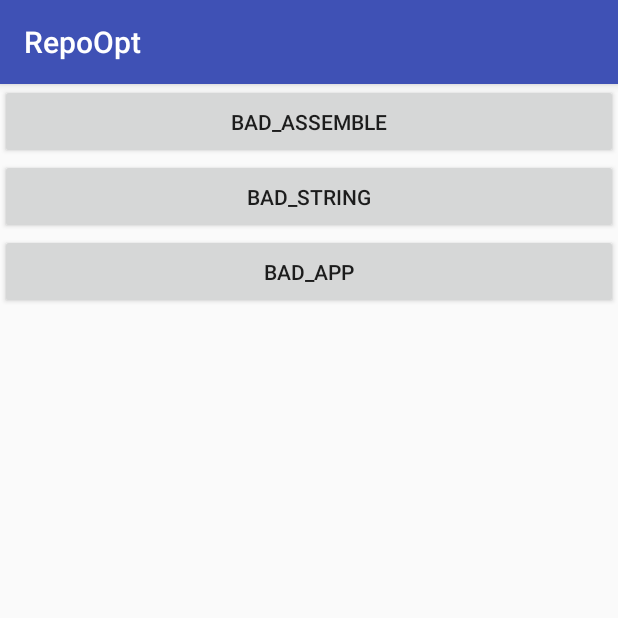
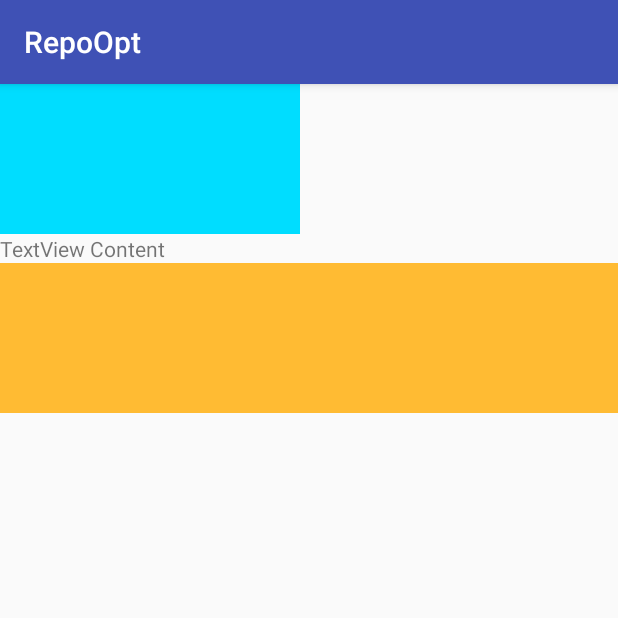
Before and after one commit to imZeJun/RepoOpt, an Android app: the screen it shows after launch (OptActivity), on a phone screen of 412 x 824 dp, the top half of it. Run offline under Robolectric (Android 15) with nearby library versions, the phone set to English and light mode, and no system bars.

Commit message:
[RepoOpt]添加WidthDemoLayout

```diff
--- a/app/src/main/AndroidManifest.xml
+++ b/app/src/main/AndroidManifest.xml
@@ -3,6 +3,7 @@
     package="com.demo.lizejun.repoopt">
 
     <application
+        android:name=".OptApplication"
         android:allowBackup="true"
         android:icon="@mipmap/ic_launcher"
         android:label="@string/app_name"
@@ -12,10 +13,10 @@
         <activity android:name=".OptActivity">
             <intent-filter>
                 <action android:name="android.intent.action.MAIN" />
-
                 <category android:name="android.intent.category.LAUNCHER" />
             </intent-filter>
         </activity>
+        <activity android:name=".RemoteActivity" android:process=":remote"/>
     </application>
 
 </manifest>
--- a/app/src/main/java/com/demo/lizejun/repoopt/OptActivity.java
+++ b/app/src/main/java/com/demo/lizejun/repoopt/OptActivity.java
@@ -14,9 +14,6 @@ import android.view.ViewStub;
 import android.widget.Button;
 import android.widget.TextView;
 
-import static android.R.attr.factor;
-import static android.R.attr.start;
-
 public class OptActivity extends AppCompatActivity {
 
     private ViewStub mViewStub;
@@ -25,8 +22,8 @@ public class OptActivity extends AppCompatActivity {
     @Override
     protected void onCreate(Bundle savedInstanceState) {
         super.onCreate(savedInstanceState);
-        setContentView(R.layout.activity_opt);
-        optUtils();
+        setContentView(R.layout.layout_width_demo);
+        ThreadDemo demo = new ThreadDemo();
     }
 
     private void optUtils() {
@@ -49,6 +46,13 @@ public class OptActivity extends AppCompatActivity {
             @Override
             public void onClick(View v) {
                 OptUtils.startApp(OptActivity.this);
+            }
+        });
+        Button service = (Button) findViewById(R.id.bt_service);
+        service.setOnClickListener(new View.OnClickListener() {
+            @Override
+            public void onClick(View v) {
+                OptUtils.startActivity(OptActivity.this);
             }
         });
     }
--- /dev/null
+++ b/app/src/main/java/com/demo/lizejun/repoopt/OptApplication.java
@@ -0,0 +1,36 @@
+package com.demo.lizejun.repoopt;
+
+import android.app.ActivityManager;
+import android.app.Application;
+import android.content.Context;
+import android.util.Log;
+
+import java.util.List;
+
+public class OptApplication extends Application {
+
+    @Override
+    public void onCreate() {
+        super.onCreate();
+        if (isMainProcess()) {
+            //对主进程的资源进行初始化。
+            Log.d("OptApplication", "isMainProcess=" + true);
+        } else {
+            //对其它进程资源进行初始化。
+            Log.d("OptApplication", "isMainProcess=" + false);
+        }
+    }
+
+    private boolean isMainProcess() {
+        ActivityManager am = ((ActivityManager) getSystemService(Context.ACTIVITY_SERVICE));
+        List<ActivityManager.RunningAppProcessInfo> process = am.getRunningAppProcesses();
+        String mainProcessName = getPackageName();
+        int myPid = android.os.Process.myPid();
+        for (ActivityManager.RunningAppProcessInfo info : process) {
+            if (info.pid == myPid && mainProcessName.equals(info.processName)) {
+                return true;
+            }
+        }
+        return false;
+    }
+}
--- /dev/null
+++ b/app/src/main/java/com/demo/lizejun/repoopt/ThreadDemo.java
@@ -0,0 +1,58 @@
+package com.demo.lizejun.repoopt;
+
+
+import java.util.concurrent.locks.Condition;
+import java.util.concurrent.locks.Lock;
+import java.util.concurrent.locks.ReentrantLock;
+
+public class ThreadDemo {
+
+    private Lock lock = new ReentrantLock();
+    private Condition mCondition1 = lock.newCondition();
+    private Condition mCondition2 = lock.newCondition();
+    private Condition mCondition3 = lock.newCondition();
+    private Condition mCondition4 = lock.newCondition();
+
+    public ThreadDemo() {
+        WriteThread writeThread = new WriteThread(lock, 0, mCondition1, mCondition2);
+        WriteThread writeThread2 = new WriteThread(lock, 1, mCondition2, mCondition3);
+        WriteThread writeThread3 = new WriteThread(lock, 2, mCondition3, mCondition4);
+        WriteThread writeThread4 = new WriteThread(lock, 3, mCondition4, mCondition1);
+        writeThread.start();
+        writeThread2.start();
+        writeThread3.start();
+        writeThread4.start();
+    }
+
+    public class WriteThread extends Thread {
+
+        private int mNumber;
+        private Condition mNextCondition;
+        private Condition mCurCondition;
+        private Lock mLock;
+
+        WriteThread(Lock lock, int number, Condition curCondition, Condition nextCondition) {
+            mLock = lock;
+            mNumber = number;
+            mNextCondition = nextCondition;
+            mCurCondition = curCondition;
+        }
+
+        @Override
+        public void run() {
+            super.run();
+            while (true) {
+                mLock.lock();
+                try {
+                    mCurCondition.await();
+                    System.out.print("I am writing=" + mNumber);
+                    mNextCondition.signal(); //通知阻塞在"空"条件上的线程.
+                } catch (InterruptedException e) {
+                    e.printStackTrace();
+                } finally {
+                    mLock.unlock();
+                }
+            }
+        }
+    }
+}
--- /dev/null
+++ b/app/src/main/java/com/demo/lizejun/repoopt/WidthDemoLayout.java
@@ -0,0 +1,47 @@
+package com.demo.lizejun.repoopt;
+
+import android.content.Context;
+import android.graphics.Canvas;
+import android.support.annotation.Nullable;
+import android.util.AttributeSet;
+import android.util.Log;
+import android.view.View;
+import android.widget.LinearLayout;
+
+public class WidthDemoLayout extends LinearLayout {
+
+    public WidthDemoLayout(Context context) {
+        super(context);
+    }
+
+    public WidthDemoLayout(Context context, @Nullable AttributeSet attrs) {
+        super(context, attrs);
+    }
+
+    public WidthDemoLayout(Context context, @Nullable AttributeSet attrs, int defStyleAttr) {
+        super(context, attrs, defStyleAttr);
+    }
+
+    @Override
+    protected void onMeasure(int widthMeasureSpec, int heightMeasureSpec) {
+        super.onMeasure(widthMeasureSpec, heightMeasureSpec);
+    }
+
+    @Override
+    protected void onLayout(boolean changed, int l, int t, int r, int b) {
+        super.onLayout(changed, l, t, r, b);
+        int childCount = getChildCount();
+        for (int i = 0; i < childCount; i++) {
+            View child = getChildAt(i);
+            if (i == childCount - 1) {
+                child.layout(child.getLeft(), child.getTop(), child.getRight() + 400, child.getBottom());
+            }
+            Log.d("WidthDemoLayout", "measuredWidth=" + child.getMeasuredWidth() + ",width=" + child.getWidth());
+        }
+    }
+
+    @Override
+    protected void onDraw(Canvas canvas) {
+        super.onDraw(canvas);
+    }
+}
--- a/app/src/main/res/layout/activity_opt.xml
+++ b/app/src/main/res/layout/activity_opt.xml
@@ -21,4 +21,10 @@
         android:layout_width="match_parent"
         android:layout_height="50dp"
         android:gravity="center"/>
+    <Button
+        android:id="@+id/bt_service"
+        android:text="start_remote_service"
+        android:layout_width="match_parent"
+        android:layout_height="50dp"
+        android:gravity="center"/>
 </LinearLayout>
--- /dev/null
+++ b/app/src/main/res/layout/layout_width_demo.xml
@@ -0,0 +1,19 @@
+<?xml version="1.0" encoding="utf-8"?>
+<com.demo.lizejun.repoopt.WidthDemoLayout
+    xmlns:android="http://schemas.android.com/apk/res/android"
+    android:orientation="vertical"
+    android:layout_width="match_parent"
+    android:layout_height="match_parent">
+    <View
+        android:background="@android:color/holo_blue_bright"
+        android:layout_width="200dp"
+        android:layout_height="100dp"/>
+    <TextView
+        android:text="TextView Content"
+        android:layout_width="match_parent"
+        android:layout_height="wrap_content"/>
+    <View
+        android:background="@android:color/holo_orange_light"
+        android:layout_width="200dp"
+        android:layout_height="100dp"/>
+</com.demo.lizejun.repoopt.WidthDemoLayout>
```
Also changed, not shown: app/src/main/java/com/demo/lizejun/repoopt/LeakActivity.java (added, +49 -0 lines), app/src/main/java/com/demo/lizejun/repoopt/OptUtils.java (+15 -0 lines), app/src/main/java/com/demo/lizejun/repoopt/RemoteActivity.java (added, +13 -0 lines), app/src/main/res/layout/layout_is_merge.xml (+9 -4 lines), app/src/main/res/layout/layout_no_merge.xml (+9 -4 lines).
